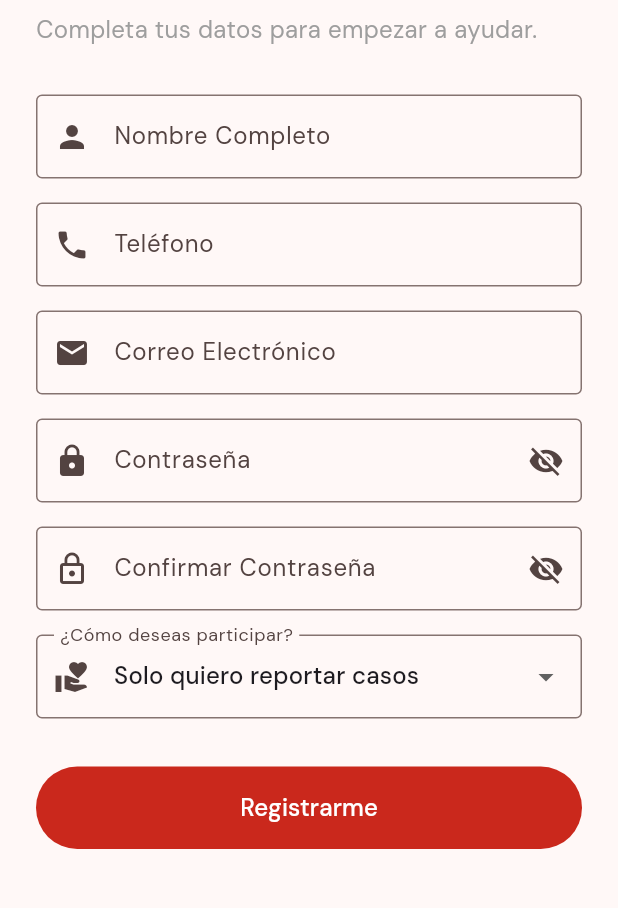
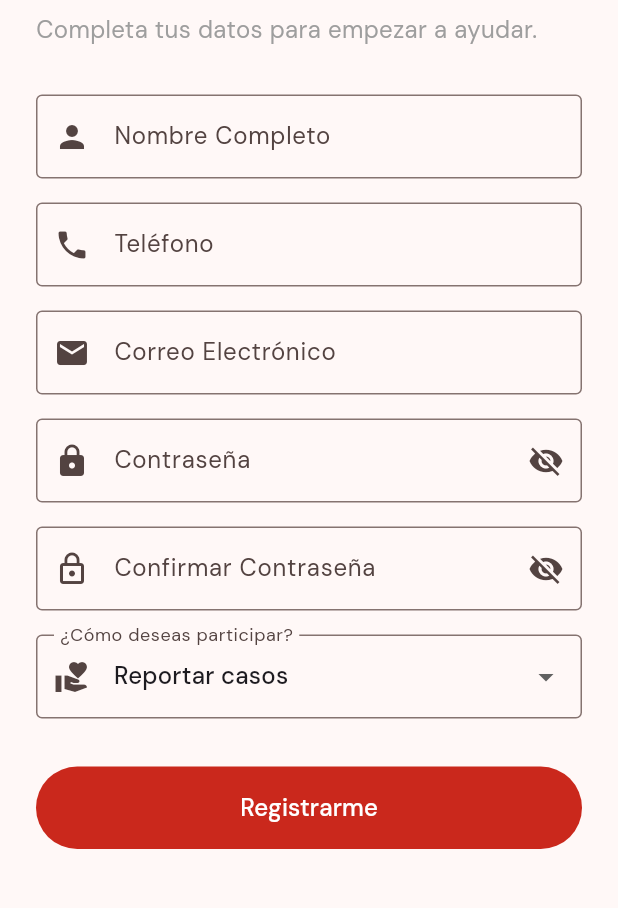
Before and after one commit to daniellegy/rescuenet-mobile, a Flutter app: the RegisterScreen screen opened by its route, on a phone screen of 412 x 824 dp, the part 180-1088 px from its top. Run offline on Flutter 3.47's test engine with Material 3 defaults, Android fonts, the phone set to English and light mode, and no system bars; our stand-ins replace dio, firebase_core, firebase_messaging, flutter_dotenv, flutter_map, flutter_riverpod and 9 more; accounts and stored records are empty.

Commit message:
Modificacion de selección tipo de usuario al crear cuenta

```diff
--- a/lib/features/auth/presentation/screens/register_screen.dart
+++ b/lib/features/auth/presentation/screens/register_screen.dart
@@ -272,11 +272,11 @@ class _RegisterScreenState extends ConsumerState<RegisterScreen> {
                   items: const [
                     DropdownMenuItem(
                       value: 'Cliente',
-                      child: Text('Solo quiero reportar casos'),
+                      child: Text('Reportar casos'),
                     ),
                     DropdownMenuItem(
                       value: 'Voluntario',
-                      child: Text('Quiero ser Voluntario de rescate'),
+                      child: Text('Voluntario de rescate'),
                     ),
                   ],
                   onChanged: (String? newValue) =>
```
